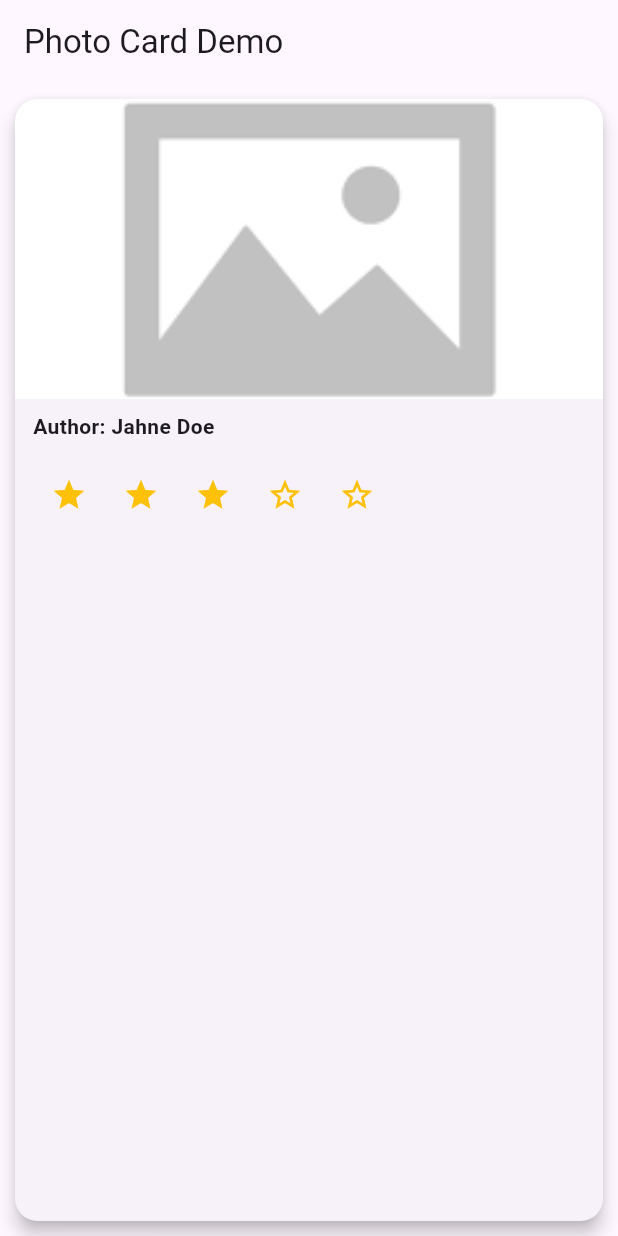
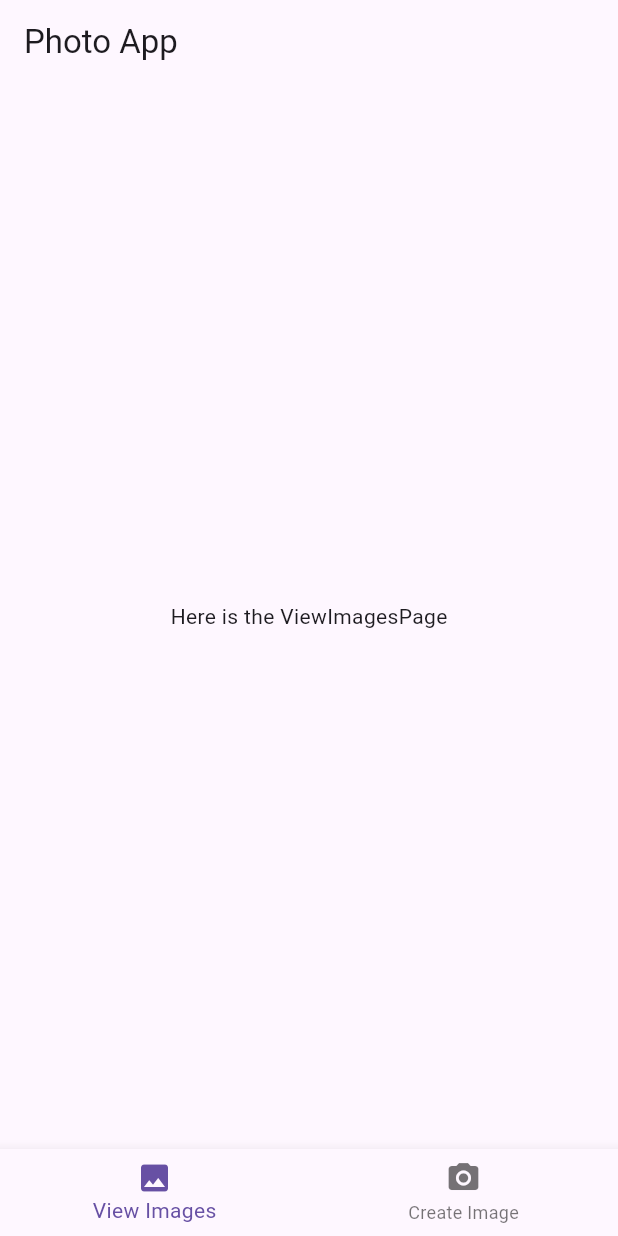
Before and after one commit to Dfvgdev111/Flutter-Home-Assignment, a Flutter app: the screen it shows after launch, on a phone screen of 412 x 824 dp. Run offline on Flutter 3.47's test engine with Material 3 defaults, Android fonts, the phone set to English and light mode, and no system bars.

Commit message:
Had made a Basic Form page and Provided additonal values to the Model

```diff
--- a/lib/main.dart
+++ b/lib/main.dart
@@ -1,5 +1,7 @@
 import 'dart:io';
 import 'package:flutter/material.dart';
+import 'package:homeassignment/services/create_image_page.dart';
+import 'package:homeassignment/services/view_image_page.dart';
 import 'models/photo_model.dart';
 import 'widgets/photo_card.dart';
 import 'widgets/rating_widget.dart';
@@ -29,21 +31,33 @@ class MyHomePage extends StatefulWidget {
 }
 
 class _MyHomePageState extends State<MyHomePage> {
-  final Photo testPhoto = Photo(path: 'NULL ', author: 'Jahne Doe', rating: 3);
+  int _currentIndex = 0;
+
+  // Pages for the navbar
+  final List<Widget> _pages = [const ViewImagesPage(), const CreateImagePage()];
 
   @override
   Widget build(BuildContext context) {
     return Scaffold(
-      appBar: AppBar(title: const Text('Photo Card Demo')),
-      body: Center(
-        child: PhotoCard(
-          photo: testPhoto,
-          onRatingChanged: (newRating) {
-            setState(() {
-              testPhoto.rating = newRating;
-            });
-          },
-        ),
+      appBar: AppBar(title: const Text('Photo App')),
+      body: _pages[_currentIndex],
+      bottomNavigationBar: BottomNavigationBar(
+        currentIndex: _currentIndex,
+        onTap: (index) {
+          setState(() {
+            _currentIndex = index;
+          });
+        },
+        items: const [
+          BottomNavigationBarItem(
+            icon: Icon(Icons.photo),
+            label: 'View Images',
+          ),
+          BottomNavigationBarItem(
+            icon: Icon(Icons.camera_alt),
+            label: 'Create Image',
+          ),
+        ],
       ),
     );
   }
--- a/lib/models/photo_model.dart
+++ b/lib/models/photo_model.dart
@@ -2,5 +2,12 @@ class Photo {
   final String path;
   int rating;
   final String author;
-  Photo({required this.path, required this.author, this.rating = 0});
+  final String description;
+
+  Photo({
+    required this.path,
+    required this.author,
+    this.rating = 0,
+    required this.description,
+  });
 }
--- /dev/null
+++ b/lib/services/view_image_page.dart
@@ -0,0 +1,12 @@
+import 'package:flutter/material.dart';
+import '../models/photo_model.dart';
+import '../widgets/photo_card.dart';
+
+class ViewImagesPage extends StatelessWidget {
+  const ViewImagesPage({super.key});
+
+  @override
+  Widget build(BuildContext context) {
+    return Center(child: Text('Here is the ViewImagesPage'));
+  }
+}
```
Also changed, not shown: lib/services/create_image_page.dart (added, +83 -0 lines).
